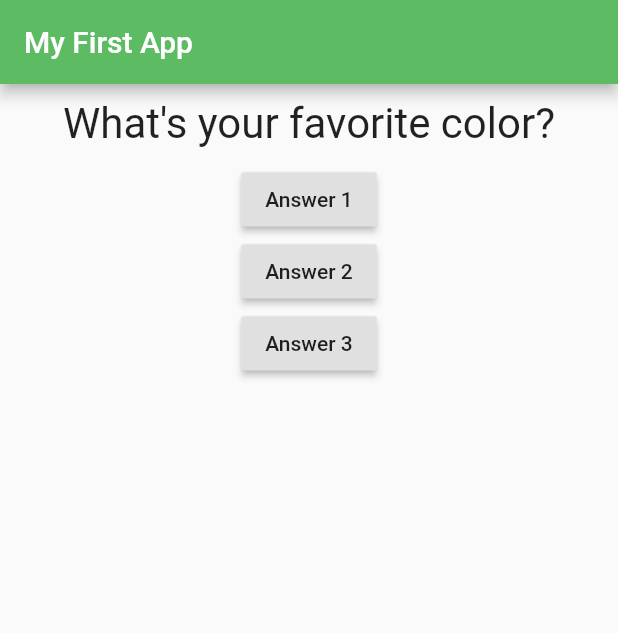
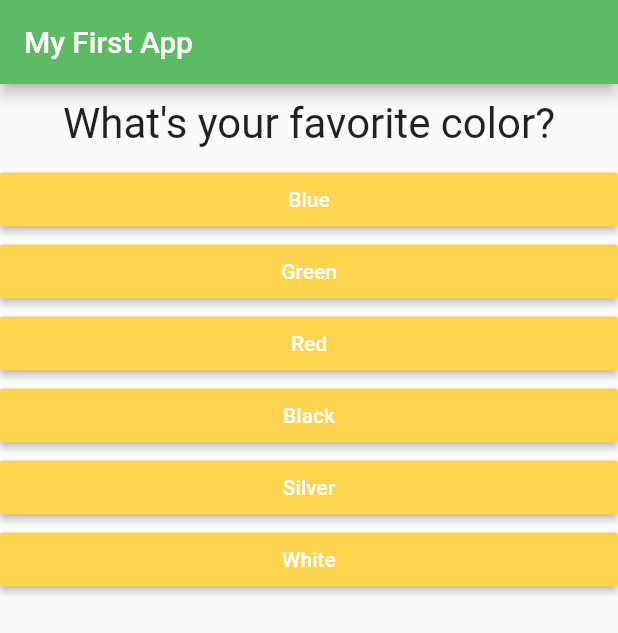
Before and after one commit to richard-k-hughes/flutter_complete_guide, a Flutter app: the screen it shows after launch, on a phone screen of 412 x 824 dp. Shown: the top 633 px of the screen. Run offline on Flutter 3.47's test engine with Material 2 defaults, Android fonts, the phone set to English and light mode, and no system bars.

Commit message:
dynamic answers and callback

```diff
--- /dev/null
+++ b/lib/answer.dart
@@ -0,0 +1,21 @@
+import 'package:flutter/material.dart';
+
+class Answer extends StatelessWidget {
+  final Function buttonPressHandler;
+  final String answerText;
+
+  Answer(this.buttonPressHandler, this.answerText);
+
+  @override
+  Widget build(BuildContext context) {
+    return Container(
+      width: double.infinity,
+      child: RaisedButton(
+        color: Colors.amber[300],
+        textColor: Colors.white,
+        child: Text(answerText),
+        onPressed: buttonPressHandler,
+      ),
+    );
+  }
+}
--- a/lib/main.dart
+++ b/lib/main.dart
@@ -1,6 +1,7 @@
 import 'package:flutter/material.dart';
 
 import './question.dart';
+import './answer.dart';
 
 void main() => runApp(MyApp());
 
@@ -12,7 +13,7 @@ class MyApp extends StatefulWidget {
 class _MyAppState extends State<MyApp> {
   var _currentQuestionIndex = 0;
 
-  void answerQuestion() {
+  void _answerQuestion() {
     print('Answer selected!');
     setState(() => _currentQuestionIndex++);
     print('Current question index is ${_currentQuestionIndex}');
@@ -21,9 +22,23 @@ class _MyAppState extends State<MyApp> {
   @override
   Widget build(BuildContext context) {
     var questions = [
-      'What\'s your favorite color?',
-      'How old are you?',
-      'Do you prefer dessert or entrees?'
+      {
+        'questionText': 'What\'s your favorite color?',
+        'answers': ['Blue', 'Green', 'Red', 'Black', 'Silver', 'White']
+      },
+      {
+        'questionText': 'How old are you?',
+        'answers': [
+          'None of your business',
+          'A basic zoomer',
+          'Pretty old',
+          '30\'s isn\'t old!'
+        ]
+      },
+      {
+        'questionText': 'Do you prefer dessert or entrees?',
+        'answers': ['Dessert!', 'Real Food']
+      },
     ];
     // var questionWidgetList = <Widget>[];
     // questions.forEach((question) => questionWidgetList.add(Text(question)));
@@ -34,19 +49,10 @@ class _MyAppState extends State<MyApp> {
           backgroundColor: Color(0xFF5DBB63),
         ),
         body: Column(children: [
-          Question(questions[_currentQuestionIndex]),
-          RaisedButton(
-            child: Text('Answer 1'),
-            onPressed: answerQuestion,
-          ),
-          RaisedButton(
-            child: Text('Answer 2'),
-            onPressed: answerQuestion,
-          ),
-          RaisedButton(
-            child: Text('Answer 3'),
-            onPressed: answerQuestion,
-          )
+          Question(questions[_currentQuestionIndex]['questionText']),
+          ...(questions[_currentQuestionIndex]['answers'] as List<String>)
+              .map((answer) => Answer(_answerQuestion, answer))
+              .toList(),
         ]),
       ),
     );
```
